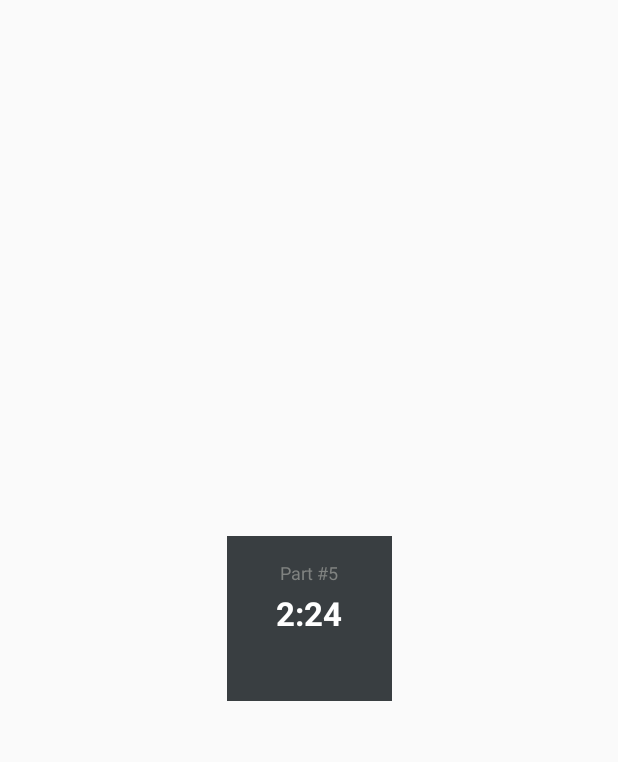
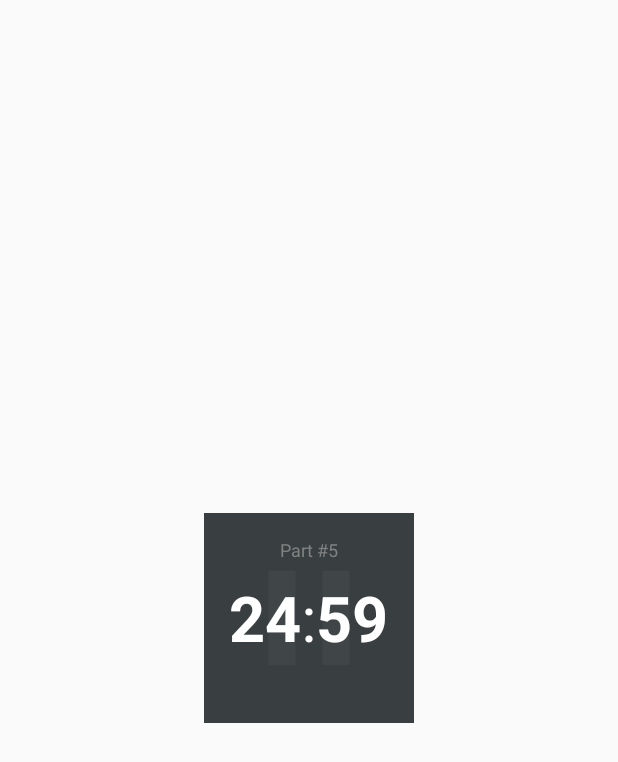
Before and after one commit to thebrokenbar/Timer, an Android app: the layout timer_view.xml on its own in the app's theme, with its tools: preview values and no code run, on a phone screen of 412 x 824 dp. Shown: the top 762 px of the screen. Run offline under Robolectric (Android 15) with nearby library versions, the phone set to English and light mode, and no system bars.

Commit message:
Clock face rebuild

```diff
--- a/app/src/main/java/pl/brokenpipe/timer/ui/clock/ClockFace.kt
+++ b/app/src/main/java/pl/brokenpipe/timer/ui/clock/ClockFace.kt
@@ -159,7 +159,6 @@ class ClockFace(context: Context, attributeSet: AttributeSet)
         clockRect.set(0f, 0f, w.toFloat(), h.toFloat())
         faceCenter = PointF(w / 2f, h / 2f)
         calculateCorners(clockRect)
-        setFaceDividers(clockRect)
         setClockFaceShape(logic.lastAngle)
         update()
     }
--- a/app/src/main/res/drawable/ic_pause_white_24dp.xml
+++ b/app/src/main/res/drawable/ic_pause_white_24dp.xml
@@ -4,6 +4,6 @@
         android:viewportWidth="24.0"
         android:viewportHeight="24.0">
     <path
-        android:fillColor="#FFFFFFFF"
+        android:fillColor="#0AF6F7EB"
         android:pathData="M6,19h4L10,5L6,5v14zM14,5v14h4L18,5h-4z"/>
 </vector>
--- a/app/src/main/res/layout/timer_view.xml
+++ b/app/src/main/res/layout/timer_view.xml
@@ -29,16 +29,16 @@
         <View
             android:id="@+id/vClockCenterBackground"
             android:background="@color/clock_background"
-            android:layout_width="110dp"
-            android:layout_height="110dp"
+            android:layout_width="@dimen/timerClockCenterSize"
+            android:layout_height="@dimen/timerClockCenterSize"
             app:layout_constraintRight_toRightOf="@+id/rlClockCenter"
             app:layout_constraintLeft_toLeftOf="@+id/rlClockCenter"
             app:layout_constraintBottom_toBottomOf="@+id/rlClockCenter"
             app:layout_constraintTop_toTopOf="@+id/rlClockCenter" />
         <RelativeLayout
             android:id="@+id/rlClockCenter"
-            android:layout_width="110dp"
-            android:layout_height="110dp"
+            android:layout_width="@dimen/timerClockCenterSize"
+            android:layout_height="@dimen/timerClockCenterSize"
             android:layout_marginBottom="8dp"
             android:layout_marginLeft="8dp"
             android:layout_marginRight="8dp"
@@ -60,27 +60,47 @@
                 android:textColor="@color/text_color_secondary_dark"
                 android:textSize="12sp"
                 tools:text="Part #5" />
-            <TextView
-                android:id="@+id/tvClockCounter"
+            <LinearLayout
+                android:gravity="center_horizontal"
+                android:orientation="horizontal"
                 android:layout_width="match_parent"
                 android:layout_height="wrap_content"
-                android:layout_below="@+id/tvClockLabel"
-                android:layout_marginBottom="4dp"
-                android:fontFamily="sans-serif"
-                android:text="@{viewModel.time}"
-                android:textAlignment="center"
-                android:textColor="@color/text_color_primary_dark"
-                android:textSize="22sp"
-                android:textStyle="bold"
-                tools:text="2:24" />
+                android:layout_centerInParent="true">
+                <TextView
+                    android:visibility="@{viewModel.timerLeftValueVisibility}"
+                    android:id="@+id/tvClockTimeLeft"
+                    android:layout_width="wrap_content"
+                    android:layout_height="wrap_content"
+                    android:textStyle="bold"
+                    tools:text="24"
+                    android:textColor="@color/text_color_primary_dark"
+                    android:textSize="42sp"
+                    android:text="@{viewModel.timeLeftValue}"/>
+                <TextView
+                    android:visibility="@{viewModel.timerLeftValueVisibility}"
+                    android:id="@+id/tvClockTimeMiddle"
+                    android:layout_width="wrap_content"
+                    android:layout_height="wrap_content"
+                    android:textColor="@color/text_color_primary_dark"
+                    android:textSize="42sp"
+                    android:text=":"/>
+                <TextView
+                    android:id="@+id/tvClockTimeRight"
+                    android:layout_width="wrap_content"
+                    android:layout_height="wrap_content"
+                    android:textColor="@color/text_color_primary_dark"
+                    android:textSize="42sp"
+                    android:textStyle="bold"
+                    tools:text="59"
+                    android:text="@{viewModel.timeRightValue}"/>
+            </LinearLayout>
             <ImageView
                 android:id="@+id/ivClockActionImage"
-                android:layout_width="wrap_content"
-                android:layout_height="wrap_content"
-                android:layout_below="@+id/tvClockCounter"
-                android:layout_centerHorizontal="true"
-                android:layout_centerInParent="false"
-                android:src="@{viewModel.clockRunning ? @drawable/ic_pause_white_24dp : @drawable/ic_play_arrow_white_24dp}" />
+                android:layout_width="match_parent"
+                android:layout_height="match_parent"
+                android:layout_centerInParent="true"
+                android:src="@drawable/ic_pause_white_24dp"
+                android:visibility="@{viewModel.pauseButtonVisibility}"/>
         </RelativeLayout>
     </android.support.constraint.ConstraintLayout>
 </layout>
--- /dev/null
+++ b/app/src/main/res/values/dimens.xml
@@ -0,0 +1,4 @@
+<?xml version="1.0" encoding="utf-8"?>
+<resources>
+    <dimen name="timerClockCenterSize">140dp</dimen>
+</resources>
```
Also changed, not shown: app/src/main/java/pl/brokenpipe/timer/binding/TimerTextViewAdapter.kt (added, +38 -0 lines), app/src/main/java/pl/brokenpipe/timer/binding/ViewAdapter.kt (added, +13 -0 lines), app/src/main/java/pl/brokenpipe/timer/screens/timer/Time.kt (added, +22 -0 lines), app/src/main/java/pl/brokenpipe/timer/screens/timer/TimerTypefaceSpan.kt (added, +40 -0 lines), app/src/main/java/pl/brokenpipe/timer/screens/timer/TimerView.kt (+17 -0 lines), app/src/main/java/pl/brokenpipe/timer/screens/timer/TimerViewModel.kt (+39 -10 lines), app/src/main/java/pl/brokenpipe/timer/ui/TimerTextView.kt (added, +11 -0 lines), app/src/main/assets/Roboto-Thin.ttf (added), app/src/main/res/mipmap-hdpi/ic_launcher.png, app/src/main/res/mipmap-mdpi/ic_launcher.png, app/src/main/res/mipmap-xhdpi/ic_launcher.png, app/src/main/res/mipmap-xxhdpi/ic_launcher.png, app/src/main/res/mipmap-xxxhdpi/ic_launcher.png.
